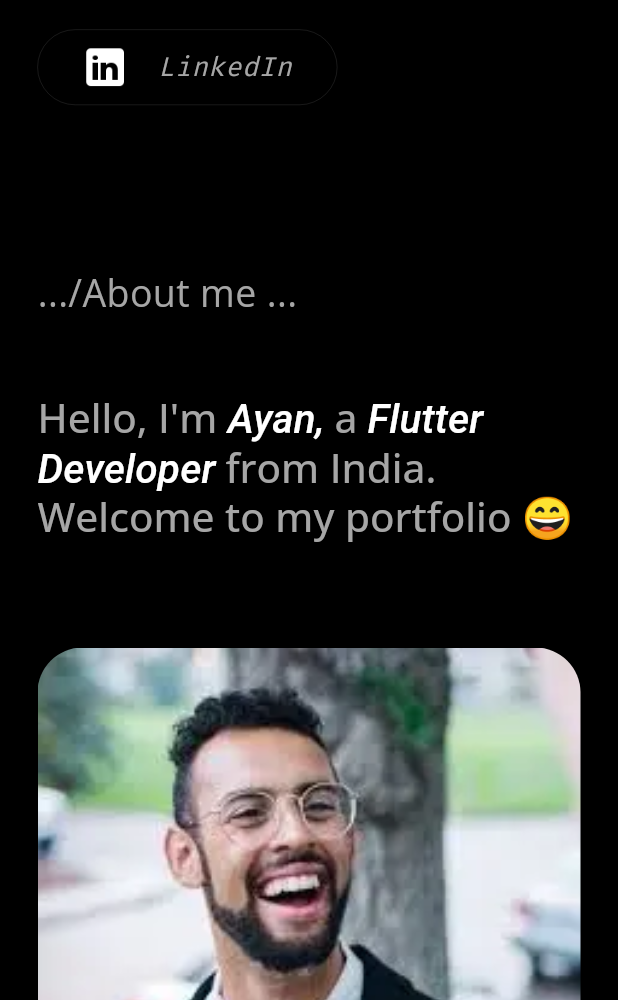
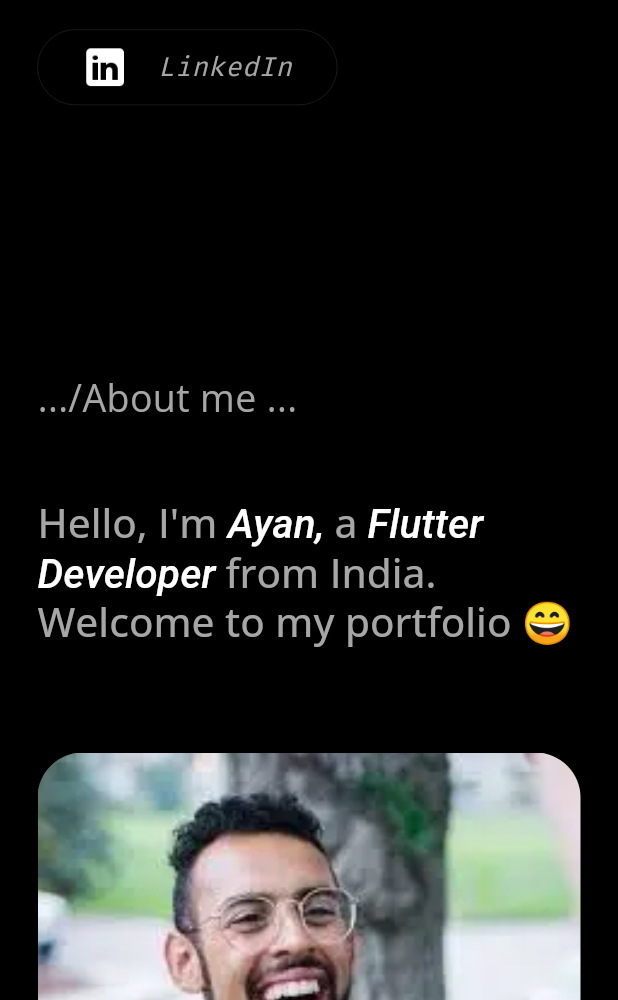
Before and after one commit to AyanDas-99/portfolio-v2, a Flutter app: the screen it shows after launch, scrolled down 576 dp, on a phone screen of 412 x 824 dp, the part 236-1236 px from its top. Run offline on Flutter 3.47's test engine with Material 3 defaults, Android fonts, the light colour scheme and no system bars; our stand-ins replace cloud_firestore, equatable, firebase_core, flutter_animate, flutter_widget_from_html_core, url_launcher_web and 1 more; missing offline and left inert: dart:ui_web; accounts and stored records are empty; statements that could not run were skipped.

Commit message:
fix: fix UI spacing

```diff
--- a/lib/home_page.dart
+++ b/lib/home_page.dart
@@ -82,7 +82,7 @@ class _HomePageState extends State<HomePage> {
                 goToProjects: () => scroll(keys[2]),
                 key: keys[0],
               ),
-              const SizedBox(height: 30),
+              const SizedBox(height: 100),
               ...tabs.map((tab) => tab['screen']),
               const SizedBox(height: 50),
             ],
--- a/lib/projects/view/project_view.dart
+++ b/lib/projects/view/project_view.dart
@@ -190,7 +190,7 @@ class ProjectView extends StatelessWidget {
               ),
             ],
           ),
-          const SizedBox(width: 50),
+          const SizedBox(height: 50),
           // Media
           Column(
             mainAxisSize: MainAxisSize.min,
```
